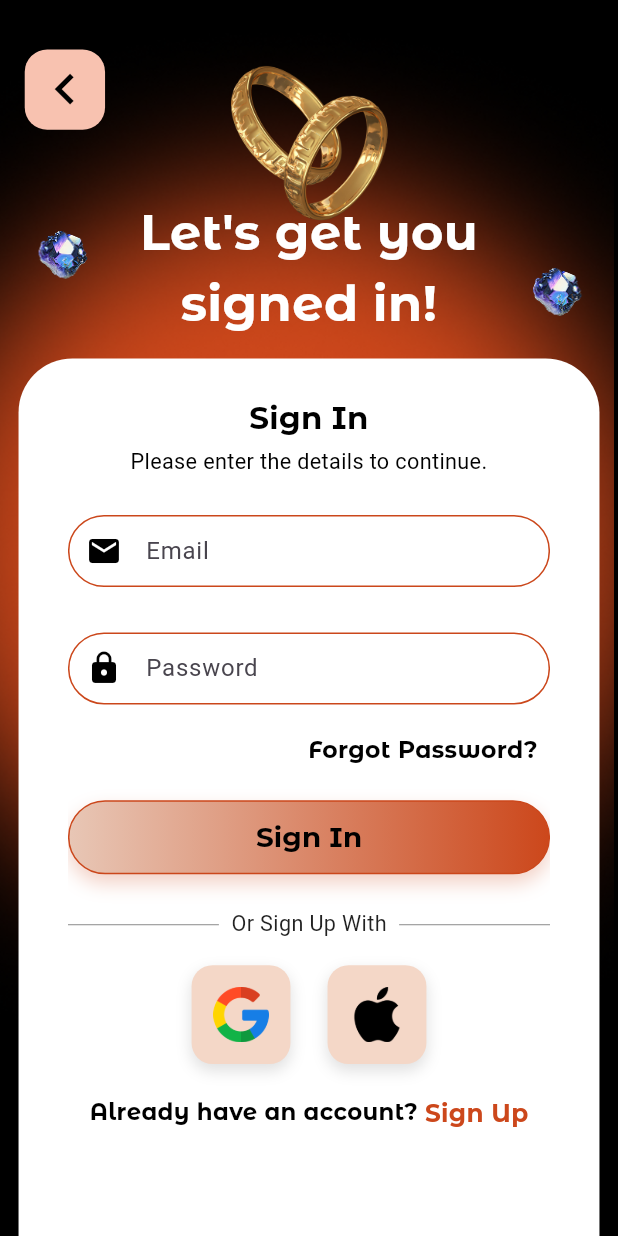
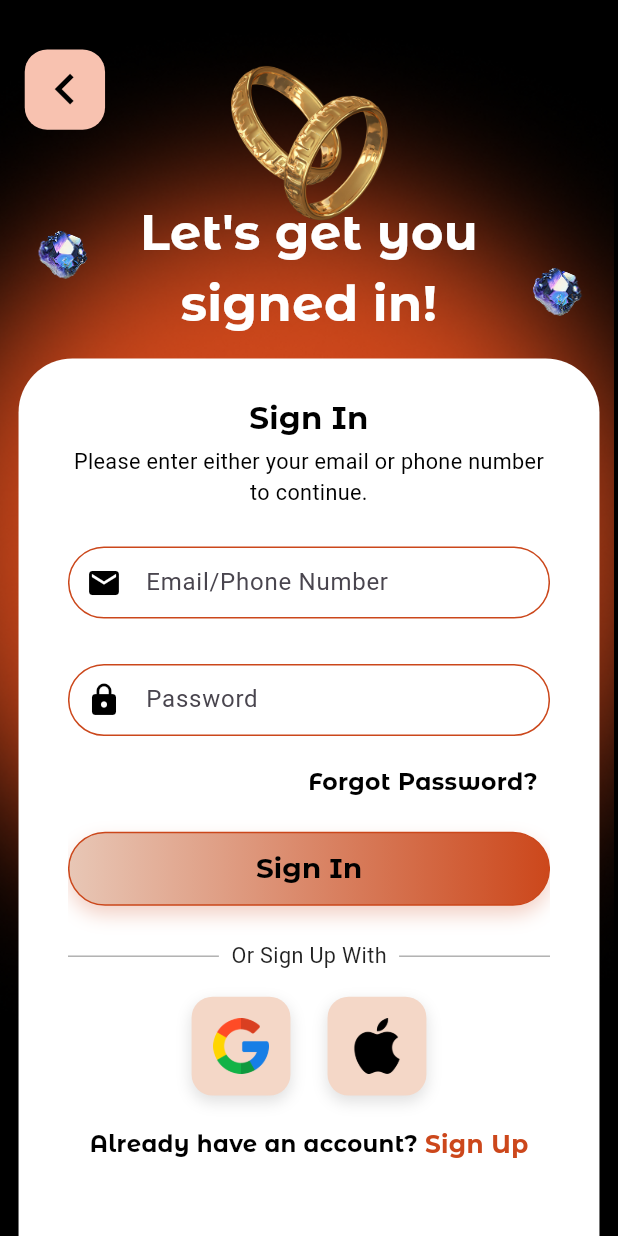
Before and after one commit to Alvin11David/Events-Uganda, a Flutter app: the SignInScreen screen opened directly, on a phone screen of 412 x 824 dp. Run offline on Flutter 3.47's test engine with Material 3 defaults, Android fonts, the phone set to English and light mode, and no system bars; our stand-ins replace cloud_firestore, firebase_auth, firebase_core, firebase_messaging, google_sign_in, shared_preferences and 1 more; accounts and stored records are empty; Roboto replaces fonts that are missing (Abril Fatface, Epunda Slab).

Commit message:
Editted obs1

```diff
--- a/events_uganda/lib/Auth/Sign_In_Screen.dart
+++ b/events_uganda/lib/Auth/Sign_In_Screen.dart
@@ -377,7 +377,7 @@ class _SignInScreenState extends State<SignInScreen> {
                         ),
                         SizedBox(height: screen.height * 0.006),
                         Text(
-                          'Please enter the details to continue.',
+                          'Please enter either your email or phone number to continue.',
                           textAlign: TextAlign.center,
                           style: TextStyle(
                             fontFamily: 'Abril Fatface',
@@ -389,8 +389,8 @@ class _SignInScreenState extends State<SignInScreen> {
                         SizedBox(height: screen.height * 0.03),
                         _ResponsiveTextField(
                           controller: _emailController,
-                          label: 'Email',
-                          hint: 'Enter Your Email',
+                          label: 'Email/Phone Number',
+                          hint: 'Enter Your Email or Phone Number',
                           icon: Icons.mail,
                           focusNode: _emailFocus,
                           nextFocusNode: _passwordFocus,
```
